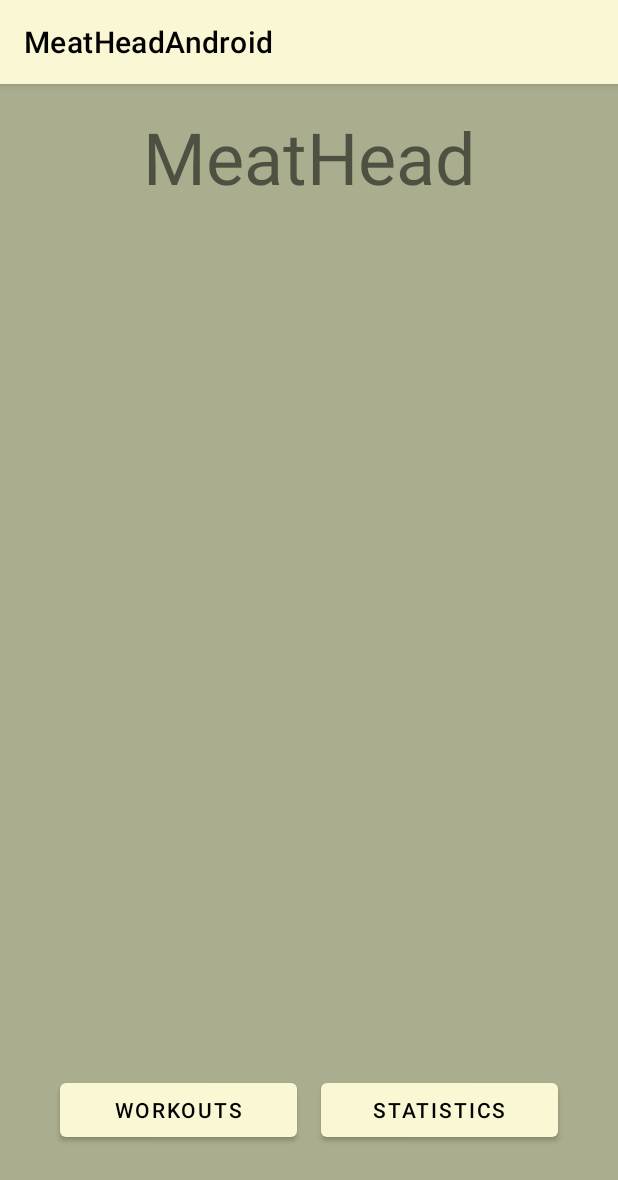
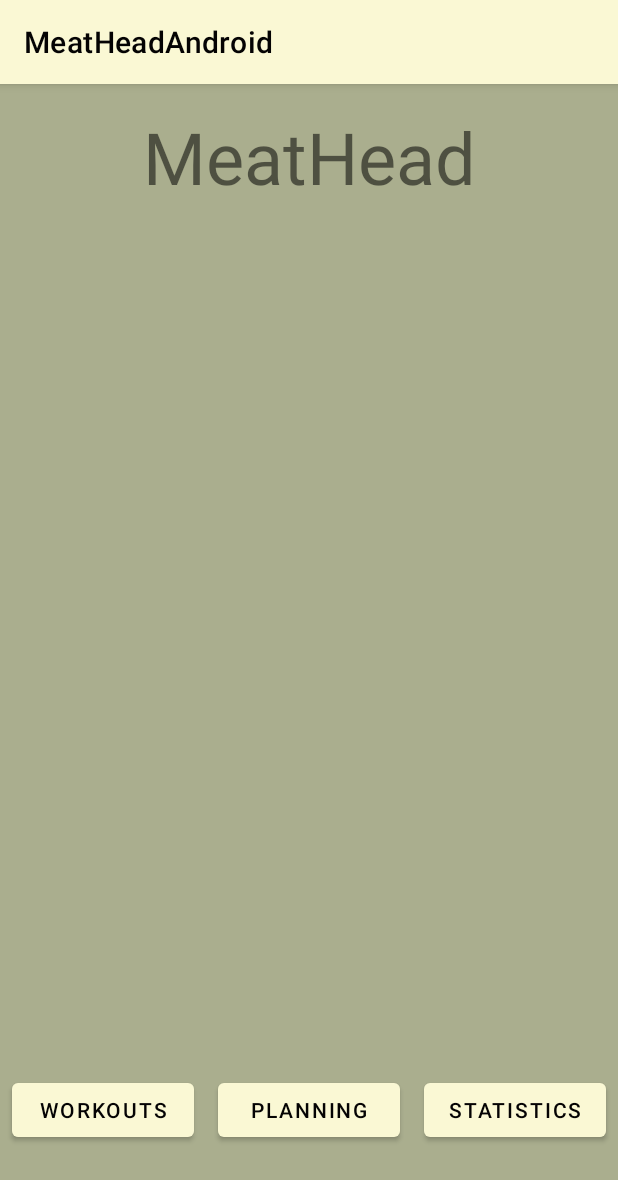
Before and after one commit to SMDeBellis/MeatHead-Android, an Android app: the screen it shows after launch (MainMenuActivity), on a phone screen of 412 x 824 dp. Shown: the top 1180 px of the screen. Run offline under Robolectric (Android 15) with nearby library versions, the phone set to English and light mode, and no system bars.

Commit message:
Wire up the new layouts and activity for preplanning workouts.

```diff
--- a/app/src/main/java/com/sdrockstarstudios/meatheadandroid/MainMenuActivity.java
+++ b/app/src/main/java/com/sdrockstarstudios/meatheadandroid/MainMenuActivity.java
@@ -18,4 +18,9 @@ public class MainMenuActivity extends AppCompatActivity {
         Intent workoutLogIntent = new Intent(this, CurrentWorkoutLogMenuActivity.class);
         startActivity(workoutLogIntent);
     }
+
+    public void pressPlanningButton(View view){
+        Intent preplannedWorkoutIntent = new Intent(this, PreplannedWorkoutLogMenuActivity.class);
+        startActivity(preplannedWorkoutIntent);
+    }
 }
--- a/app/src/main/res/layout/activity_main_menu.xml
+++ b/app/src/main/res/layout/activity_main_menu.xml
@@ -22,8 +22,8 @@
         android:id="@+id/workoutsButton"
         android:layout_width="0dp"
         android:layout_height="wrap_content"
-        android:layout_marginStart="40dp"
         android:layout_marginEnd="8dp"
+        android:layout_marginStart="8dp"
         android:layout_marginBottom="60dp"
         android:onClick="pressWorkoutsButton"
         android:text="Workouts"
@@ -37,18 +37,40 @@
         android:layout_width="wrap_content"
         android:layout_height="match_parent"
         android:orientation="vertical"
-        app:layout_constraintGuide_percent="0.5" />
+        app:layout_constraintGuide_percent="0.333333" />
+
+    <Button
+        android:id="@+id/planningButton"
+        android:layout_width="0dp"
+        android:layout_height="wrap_content"
+        android:layout_marginStart="8dp"
+        android:layout_marginEnd="8dp"
+        android:layout_marginBottom="60dp"
+        android:onClick="pressPlanningButton"
+        android:text="Planning"
+        app:layout_constraintBottom_toBottomOf="parent"
+        app:layout_constraintEnd_toStartOf="@+id/guideline2"
+        app:layout_constraintStart_toStartOf="@id/guideline"
+        app:layout_constraintWidth_max="200dp" />
+
+    <androidx.constraintlayout.widget.Guideline
+        android:id="@+id/guideline2"
+        android:layout_width="wrap_content"
+        android:layout_height="match_parent"
+        android:orientation="vertical"
+        app:layout_constraintGuide_percent="0.666666" />
 
     <Button
         android:id="@+id/statisticsButton"
         android:layout_width="0dp"
         android:layout_height="wrap_content"
         android:layout_marginStart="8dp"
-        android:layout_marginEnd="40dp"
+        android:layout_marginEnd="8dp"
         android:layout_marginBottom="60dp"
         android:text="Statistics"
         app:layout_constraintBottom_toBottomOf="parent"
         app:layout_constraintEnd_toEndOf="parent"
-        app:layout_constraintStart_toStartOf="@+id/guideline"
+        app:layout_constraintStart_toStartOf="@+id/guideline2"
         app:layout_constraintWidth_max="200dp" />
+
 </androidx.constraintlayout.widget.ConstraintLayout>
--- a/app/src/main/res/layout/activity_preplanned_workout_log_menu.xml
+++ b/app/src/main/res/layout/activity_preplanned_workout_log_menu.xml
@@ -100,7 +100,6 @@
         android:layout_marginStart="8dp"
         android:layout_marginEnd="8dp"
         android:layout_marginBottom="20dp"
-        android:onClick="pressNewWorkoutButton"
         android:text="New Workout"
         app:layout_constraintBottom_toBottomOf="parent"
         app:layout_constraintEnd_toStartOf="@+id/guideline"
```
Also changed, not shown: app/src/main/AndroidManifest.xml (+9 -0 lines), app/src/main/java/com/sdrockstarstudios/meatheadandroid/PreplannedWorkoutLogMenuActivity.java (+7 -1 lines).
